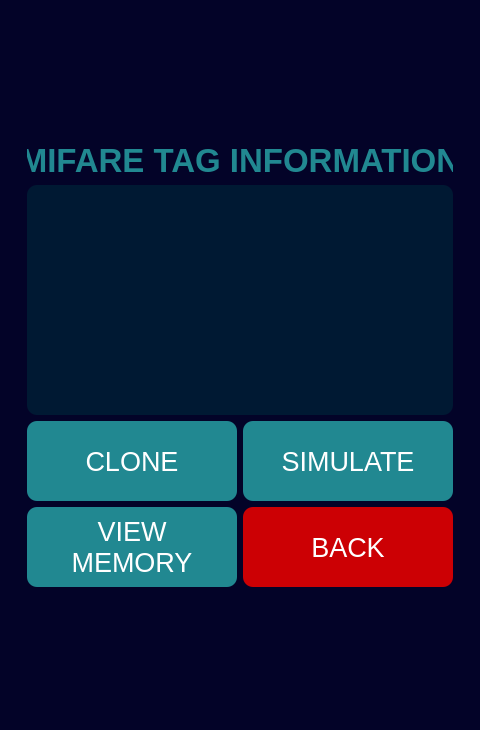
Before: the Qt Designer form app-gui.ui in javimarting/px3-app, drawn with Qt 5.
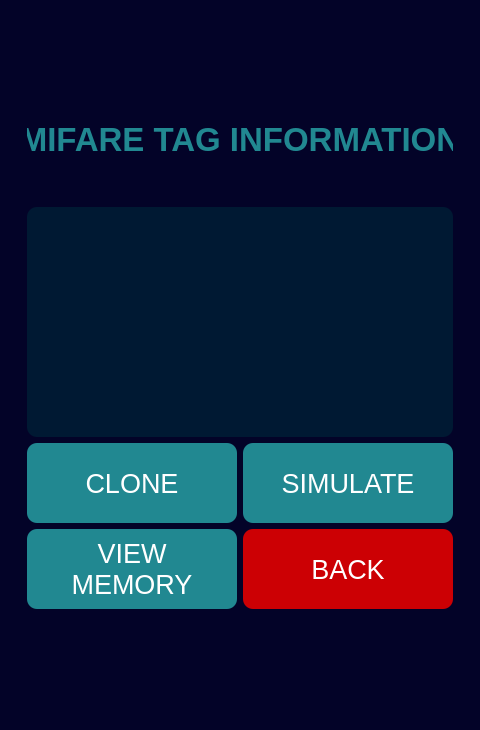
After: the same form once the commit is applied. The open tabs and pages were chosen to show the change.

What changed in the file:
```diff
--- a/app-gui.ui
+++ b/app-gui.ui
@@ -236,6 +236,12 @@
                <layout class="QVBoxLayout" name="verticalLayout_13">
                 <item>
                  <widget class="QLabel" name="mifareTagInformationLabel">
+                  <property name="minimumSize">
+                   <size>
+                    <width>0</width>
+                    <height>80</height>
+                   </size>
+                  </property>
                   <property name="font">
                    <font>
                     <pointsize>25</pointsize>
```
